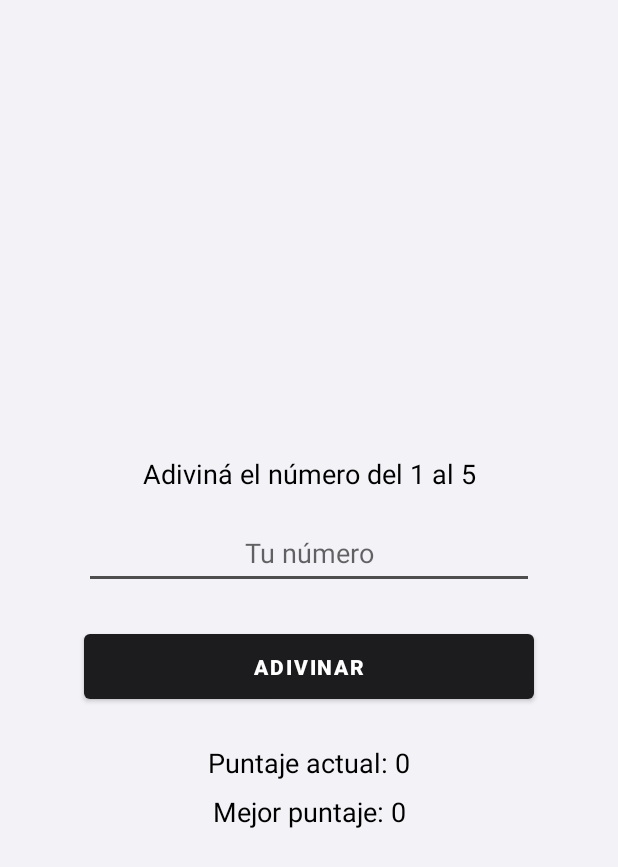
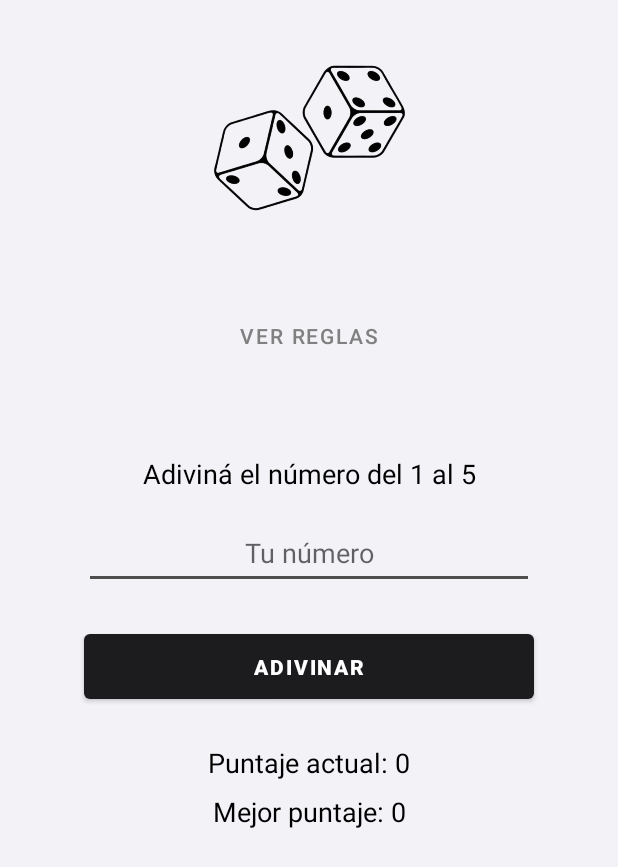
Before and after one commit to benjaelizalde/GP5-TP2_AplicacionesMoviles, an Android app: the screen it shows after launch (MainActivity), on a phone screen of 412 x 824 dp. Shown: the top 867 px of the screen. Run offline under Robolectric (Android 15) with nearby library versions, the phone set to English and light mode, and no system bars.

Commit message:
Asociando pantalla

```diff
--- a/TP2_Random/app/src/main/AndroidManifest.xml
+++ b/TP2_Random/app/src/main/AndroidManifest.xml
@@ -12,6 +12,7 @@
         android:supportsRtl="true"
         android:theme="@style/Theme.App_Random"
         tools:targetApi="31">
+        <activity android:name=".RulesActivity" />
         <activity
             android:name=".ScoreActivity"
             android:exported="false" />
--- a/TP2_Random/app/src/main/java/com/grupo5/app2_random/MainActivity.kt
+++ b/TP2_Random/app/src/main/java/com/grupo5/app2_random/MainActivity.kt
@@ -12,6 +12,7 @@ class MainActivity : AppCompatActivity() {
     private lateinit var tvMensaje: TextView
     private lateinit var tvPuntaje: TextView
     private lateinit var tvRecord: TextView
+    private lateinit var btnVerReglas: Button
 
     private var numeroSecreto = 0
     private var score = 0
@@ -27,6 +28,7 @@ class MainActivity : AppCompatActivity() {
         tvMensaje = findViewById(R.id.tvMensaje)
         tvPuntaje = findViewById(R.id.tvPuntaje)
         tvRecord = findViewById(R.id.tvRecord)
+        btnVerReglas = findViewById(R.id.btnVerReglas)
 
         val prefs = getSharedPreferences("juego", MODE_PRIVATE)
         highScore = prefs.getInt("highScore", 0)
@@ -72,6 +74,11 @@ class MainActivity : AppCompatActivity() {
             }
 
             etNumero.text.clear()
+
+            btnVerReglas.setOnClickListener {
+                val intent = Intent(this, RulesActivity::class.java)
+                startActivity(intent)
+            }
         }
     }
 }
--- a/TP2_Random/app/src/main/res/layout/activity_main.xml
+++ b/TP2_Random/app/src/main/res/layout/activity_main.xml
@@ -1,10 +1,39 @@
 <?xml version="1.0" encoding="utf-8"?>
 <androidx.constraintlayout.widget.ConstraintLayout xmlns:android="http://schemas.android.com/apk/res/android"
     xmlns:app="http://schemas.android.com/apk/res-auto"
+    xmlns:tools="http://schemas.android.com/tools"
     android:layout_width="match_parent"
     android:layout_height="match_parent"
     android:background="#F2F2F7"
     android:padding="24dp">
+
+    <ImageView
+        android:id="@+id/imgAzar"
+        android:layout_width="175dp"
+        android:layout_height="136dp"
+        android:contentDescription="Título del juego"
+        android:scaleType="fitCenter"
+        android:src="@drawable/azar"
+        app:layout_constraintEnd_toEndOf="parent"
+        app:layout_constraintStart_toStartOf="parent"
+        app:layout_constraintTop_toTopOf="parent" />
+
+    <Button
+        android:id="@+id/btnVerReglas"
+        android:layout_width="wrap_content"
+        android:layout_height="wrap_content"
+        android:layout_marginTop="8dp"
+        android:layout_marginBottom="64dp"
+        android:background="@android:color/transparent"
+        android:minWidth="0dp"
+        android:minHeight="0dp"
+        android:padding="0dp"
+        android:text="Ver Reglas"
+        android:textColor="#808080"
+        android:textStyle="normal"
+        app:layout_constraintBottom_toTopOf="@+id/tvMensaje"
+        app:layout_constraintEnd_toEndOf="parent"
+        app:layout_constraintStart_toStartOf="parent"/>
 
     <TextView
         android:id="@+id/tvMensaje"
```
Also changed, not shown: TP2_Random/app/src/main/java/com/grupo5/app2_random/RulesActivity.kt (+28 -1 lines), TP2_Random/app/src/main/res/layout/activity_rules.xml (+51 -1 lines).
